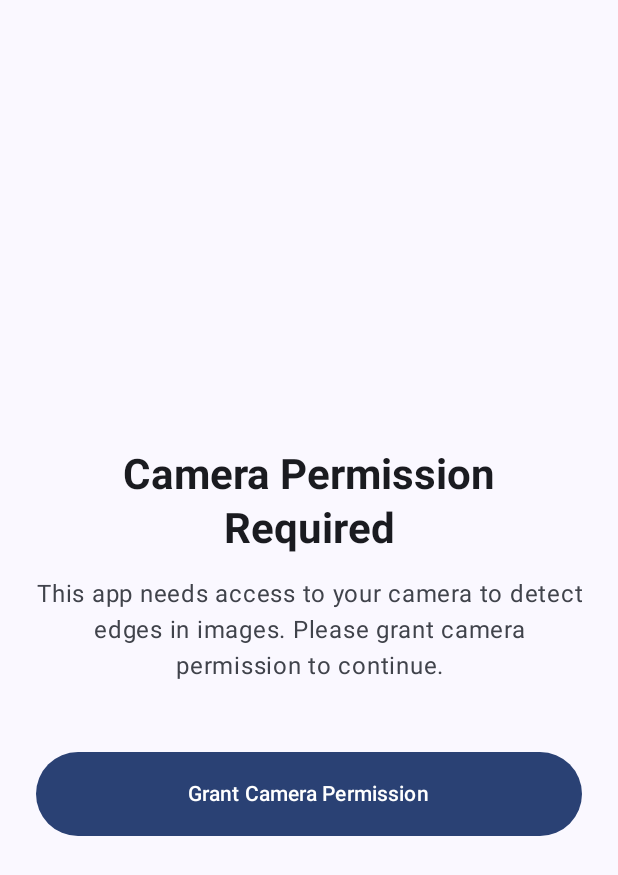
After one commit to Abhinandan-git/Edge-Detector-Android-App, an Android app built with Jetpack Compose: the composable PermissionScreen shown on its own in the app's theme, on a phone screen of 412 x 824 dp. The commit adds this screen. Shown: the top 875 px of the screen. Run offline under Robolectric (Android 15) with nearby library versions, the phone set to English and light mode, and no system bars.

Commit message:
Added Camera Permissions

```diff
--- a/app/build.gradle.kts
+++ b/app/build.gradle.kts
@@ -52,6 +52,8 @@ dependencies {
     implementation(libs.androidx.compose.ui.graphics)
     implementation(libs.androidx.compose.ui.tooling.preview)
     implementation(libs.androidx.compose.material3)
+    implementation(libs.androidx.compose.foundation.layout)
+    implementation(libs.androidx.ui)
     testImplementation(libs.junit)
     androidTestImplementation(libs.androidx.junit)
     androidTestImplementation(libs.androidx.espresso.core)
@@ -67,4 +69,7 @@ dependencies {
 
     implementation(libs.androidx.camera.camera.view)
     implementation(libs.androidx.camera.camera.extensions)
+
+    implementation("androidx.camera:camera-mlkit-vision:1.3.2")
+    implementation("androidx.camera:camera-viewfinder:1.4.0-alpha04")
 }
--- a/app/src/main/AndroidManifest.xml
+++ b/app/src/main/AndroidManifest.xml
@@ -1,6 +1,7 @@
 <?xml version="1.0" encoding="utf-8"?>
-<manifest xmlns:android="http://schemas.android.com/apk/res/android"
-    xmlns:tools="http://schemas.android.com/tools">
+<manifest xmlns:android="http://schemas.android.com/apk/res/android">
+
+    <uses-permission android:name="android.permission.CAMERA" />
 
     <application
         android:allowBackup="true"
--- /dev/null
+++ b/app/src/main/java/net/abhinandan/edge_detector_android_app/PermissionScreen.kt
@@ -0,0 +1,122 @@
+package net.abhinandan.edge_detector_android_app
+
+import android.Manifest
+import android.content.pm.PackageManager
+import androidx.activity.compose.rememberLauncherForActivityResult
+import androidx.activity.result.contract.ActivityResultContracts
+import androidx.compose.foundation.layout.Arrangement
+import androidx.compose.foundation.layout.Column
+import androidx.compose.foundation.layout.Spacer
+import androidx.compose.foundation.layout.fillMaxSize
+import androidx.compose.foundation.layout.fillMaxWidth
+import androidx.compose.foundation.layout.height
+import androidx.compose.foundation.layout.padding
+import androidx.compose.material3.Button
+import androidx.compose.material3.Card
+import androidx.compose.material3.CardDefaults
+import androidx.compose.material3.MaterialTheme
+import androidx.compose.material3.Text
+import androidx.compose.runtime.Composable
+import androidx.compose.runtime.LaunchedEffect
+import androidx.compose.runtime.getValue
+import androidx.compose.runtime.mutableStateOf
+import androidx.compose.runtime.remember
+import androidx.compose.runtime.setValue
+import androidx.compose.ui.Alignment
+import androidx.compose.ui.Modifier
+import androidx.compose.ui.platform.LocalContext
+import androidx.compose.ui.text.font.FontWeight
+import androidx.compose.ui.text.style.TextAlign
+import androidx.compose.ui.unit.dp
+import androidx.core.content.ContextCompat
+
+@Composable
+fun PermissionScreen(
+    onPermissionGranted: () -> Unit,
+    modifier: Modifier = Modifier
+) {
+    val context = LocalContext.current
+    var showRationale by remember { mutableStateOf(false) }
+
+    val permissionLauncher = rememberLauncherForActivityResult(
+        contract = ActivityResultContracts.RequestPermission()
+    ) { isGranted ->
+        if (isGranted) {
+            onPermissionGranted()
+        } else {
+            showRationale = true
+        }
+    }
+
+    val hasPermission: Boolean = remember {
+        ContextCompat.checkSelfPermission(
+            context,
+            Manifest.permission.CAMERA
+        ) == PackageManager.PERMISSION_GRANTED
+    }
+
+    LaunchedEffect(hasPermission) {
+        if (hasPermission) {
+            onPermissionGranted()
+        }
+    }
+
+    Column(
+        modifier = modifier
+            .fillMaxSize()
+            .padding(24.dp),
+        horizontalAlignment = Alignment.CenterHorizontally,
+        verticalArrangement = Arrangement.Center
+    ) {
+        Spacer(modifier = Modifier.height(32.dp))
+
+        Text(
+            text = "Camera Permission Required",
+            style = MaterialTheme.typography.headlineMedium,
+            fontWeight = FontWeight.Bold,
+            textAlign = TextAlign.Center
+        )
+
+        Spacer(modifier = Modifier.height(16.dp))
+
+        Text(
+            text = "This app needs access to your camera to detect edges in images. Please grant camera permission to continue.",
+            style = MaterialTheme.typography.bodyLarge,
+            textAlign = TextAlign.Center,
+            color = MaterialTheme.colorScheme.onSurfaceVariant
+        )
+
+        Spacer(modifier = Modifier.height(48.dp))
+
+        if (showRationale) {
+            Card(
+                modifier = Modifier.fillMaxWidth(),
+                colors = CardDefaults.cardColors(
+                    containerColor = MaterialTheme.colorScheme.errorContainer
+                )
+            ) {
+                Text(
+                    text = "Camera permission is required for this app to function. Please grant permission in Settings if you denied it.",
+                    modifier = Modifier.padding(16.dp),
+                    style = MaterialTheme.typography.bodyMedium,
+                    color = MaterialTheme.colorScheme.onErrorContainer
+                )
+            }
+            Spacer(modifier = Modifier.height(16.dp))
+        }
+
+        Button(
+            onClick = {
+                permissionLauncher.launch(Manifest.permission.CAMERA)
+            },
+            modifier = Modifier
+                .fillMaxWidth()
+                .height(56.dp)
+        ) {
+            Text(
+                text = "Grant Camera Permission",
+                style = MaterialTheme.typography.labelLarge
+            )
+        }
+    }
+}
--- a/app/src/main/res/values/strings.xml
+++ b/app/src/main/res/values/strings.xml
@@ -1,3 +1,7 @@
 <resources>
     <string name="app_name">Edge-Detector-Android-App</string>
+    <string name="camera_permission_title">Camera Permission Required</string>
+    <string name="camera_permission_message">This app needs access to your camera to detect edges in images. Please grant camera permission to continue.</string>
+    <string name="grant_permission_button">Grant Camera Permission</string>
+    <string name="permission_denied_message">Camera permission is required for this app to function. Please grant permission in Settings if you denied it.</string>
 </resources>
--- a/gradle/libs.versions.toml
+++ b/gradle/libs.versions.toml
@@ -9,6 +9,8 @@ espressoCore = "3.7.0"
 lifecycleRuntimeKtx = "2.9.4"
 activityCompose = "1.11.0"
 composeBom = "2025.11.00"
+foundationLayout = "1.9.4"
+ui = "1.9.4"
 
 [libraries]
 androidx-camera-camera-extensions = { module = "androidx.camera:camera-extensions", version.ref = "cameraxVersion" }
@@ -31,6 +33,8 @@ androidx-compose-ui-tooling-preview = { group = "androidx.compose.ui", name = "u
 androidx-compose-ui-test-manifest = { group = "androidx.compose.ui", name = "ui-test-manifest", version = "1.9.4" }
 androidx-compose-ui-test-junit4 = { group = "androidx.compose.ui", name = "ui-test-junit4" }
 androidx-compose-material3 = { group = "androidx.compose.material3", name = "material3" }
+androidx-compose-foundation-layout = { group = "androidx.compose.foundation", name = "foundation-layout", version.ref = "foundationLayout" }
+androidx-ui = { group = "androidx.compose.ui", name = "ui", version.ref = "ui" }
 
 [plugins]
 android-application = { id = "com.android.application", version.ref = "agp" }
```
Also changed, not shown: app/src/main/java/net/abhinandan/edge_detector_android_app/MainActivity.kt (+36 -0 lines).
